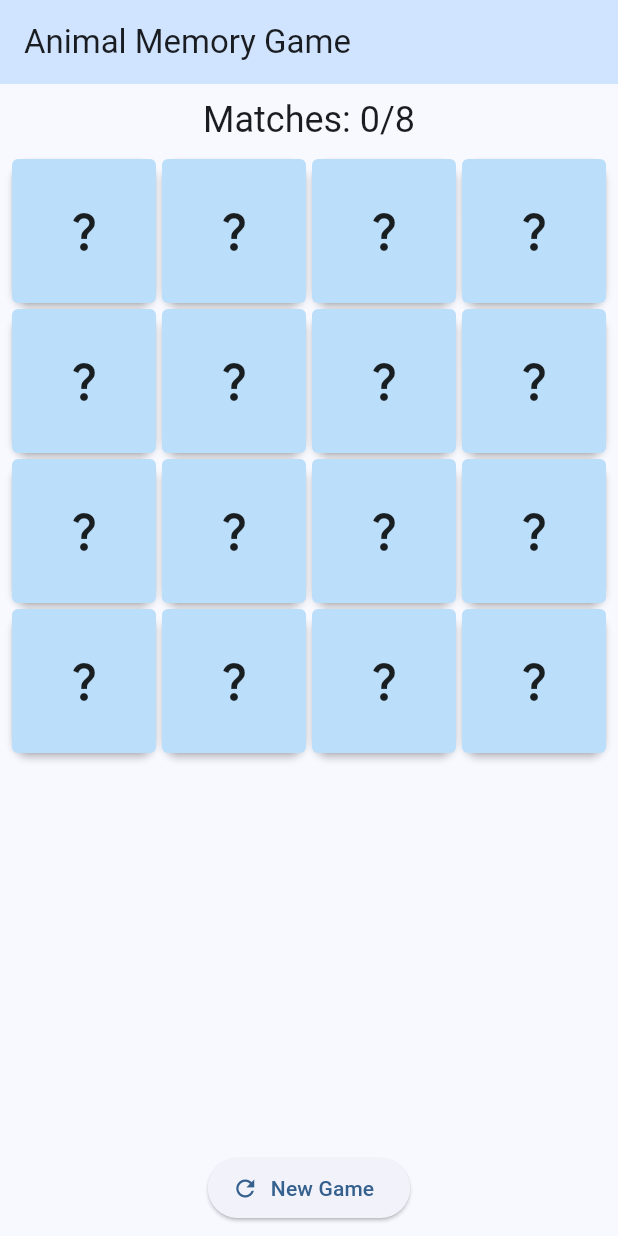
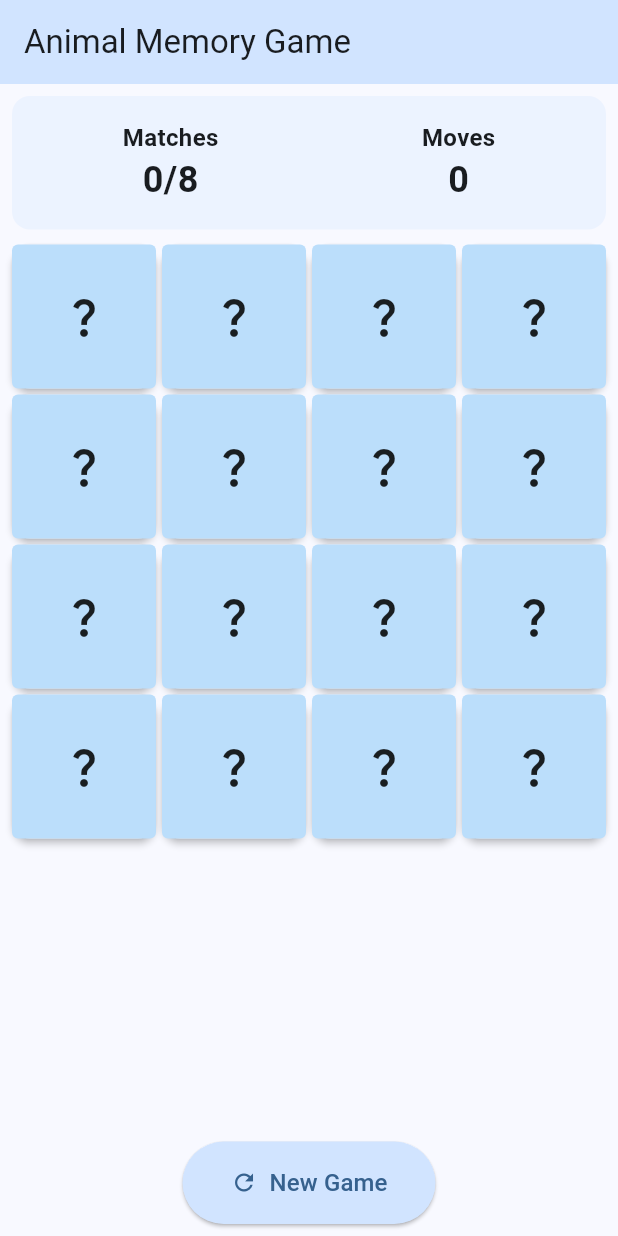
Before and after one commit to Mclovin7291/card-matching-game, a Flutter app: the screen it shows after launch, on a phone screen of 412 x 824 dp. Run offline on Flutter 3.47's test engine with Material 3 defaults, Android fonts, the light colour scheme and no system bars.

Commit message:
added the final touches

```diff
--- a/lib/main.dart
+++ b/lib/main.dart
@@ -1,6 +1,8 @@
+import 'dart:math';
 import 'package:flutter/material.dart';
 import 'package:provider/provider.dart';
 import 'providers/game_provider.dart';
+import 'models/card_model.dart';
 
 void main() {
   runApp(
@@ -43,24 +45,85 @@
             padding: const EdgeInsets.all(8.0),
             child: Column(
               children: [
-                // Game progress
-                Row(
-                  mainAxisAlignment: MainAxisAlignment.spaceAround,
+                // Game stats
+                Container(
+                  width: double.infinity,
+                  padding: const EdgeInsets.all(16),
+                  decoration: BoxDecoration(
+                    color: Theme.of(context).colorScheme.primaryContainer.withOpacity(0.3),
+                    borderRadius: BorderRadius.circular(12),
+                  ),
+                  child: Wrap(
+                    alignment: WrapAlignment.spaceAround,
+                    spacing: 20,
+                    runSpacing: 10,
                     children: [
+                      Column(
+                        mainAxisSize: MainAxisSize.min,
+                        children: [
+                          const Text(
+                            'Matches',
+                            style: TextStyle(
+                              fontSize: 16,
+                              fontWeight: FontWeight.bold,
+                            ),
+                          ),
                           Text(
-                      'Matches: ${gameProvider.matches}/8',
-                      style: Theme.of(context).textTheme.headlineSmall,
+                            '${gameProvider.matches}/8',
+                            style: const TextStyle(
+                              fontSize: 24,
+                              fontWeight: FontWeight.bold,
+                            ),
+                          ),
+                        ],
+                      ),
+                      Column(
+                        mainAxisSize: MainAxisSize.min,
+                        children: [
+                          const Text(
+                            'Moves',
+                            style: TextStyle(
+                              fontSize: 16,
+                              fontWeight: FontWeight.bold,
+                            ),
+                          ),
+                          Text(
+                            '${gameProvider.moves}',
+                            style: const TextStyle(
+                              fontSize: 24,
+                              fontWeight: FontWeight.bold,
+                            ),
+                          ),
+                        ],
+                      ),
+                    ],
+                  ),
                 ),
                 if (gameProvider.isGameComplete)
-                      const Text(
-                        '🎉 You Won! 🎉',
-                        style: TextStyle(
-                          fontSize: 24,
+                  Container(
+                    margin: const EdgeInsets.only(top: 8),
+                    padding: const EdgeInsets.all(16),
+                    decoration: BoxDecoration(
+                      color: Colors.green.shade100,
+                      borderRadius: BorderRadius.circular(12),
+                    ),
+                    child: Row(
+                      mainAxisAlignment: MainAxisAlignment.center,
+                      children: [
+                        Flexible(
+                          child: Text(
+                            '🎉 Congratulations! Game completed in ${gameProvider.moves} moves! 🎉',
+                            style: const TextStyle(
+                              fontSize: 16,
                               fontWeight: FontWeight.bold,
                               color: Colors.green,
                             ),
+                            textAlign: TextAlign.center,
+                            softWrap: true,
+                          ),
                         ),
                       ],
+                    ),
                   ),
                 const SizedBox(height: 10),
                 // Card grid
@@ -75,39 +138,9 @@
                     itemCount: gameProvider.cards.length,
                     itemBuilder: (context, index) {
                       final card = gameProvider.cards[index];
-                      return Card(
-                        elevation: 2,
-                        margin: EdgeInsets.zero,
-                        child: InkWell(
+                      return FlipCard(
+                        card: card,
                         onTap: () => gameProvider.flipCard(index),
-                          child: AnimatedContainer(
-                            duration: const Duration(milliseconds: 300),
-                            decoration: BoxDecoration(
-                              color: card.isMatched
-                                  ? Colors.green.shade100
-                                  : card.isFlipped
-                                      ? Colors.white
-                                      : Colors.blue.shade100,
-                              borderRadius: BorderRadius.circular(4),
-                              border: card.isMatched
-                                  ? Border.all(color: Colors.green, width: 2)
-                                  : null,
-                            ),
-                            child: Center(
-                              child: card.isFlipped || card.isMatched
-                                  ? Text(
-                                      card.animal,
-                                      style: TextStyle(
-                                        fontSize: 32,
-                                        color: card.isMatched
-                                            ? Colors.green
-                                            : Colors.black,
-                                      ),
-                                    )
-                                  : const Icon(Icons.question_mark, size: 32),
-                            ),
-                          ),
-                        ),
                       );
                     },
                   ),
@@ -115,9 +148,16 @@
                 const SizedBox(height: 10),
                 // New game button
                 ElevatedButton.icon(
+                  style: ElevatedButton.styleFrom(
+                    padding: const EdgeInsets.symmetric(horizontal: 32, vertical: 16),
+                    backgroundColor: Theme.of(context).colorScheme.primaryContainer,
+                  ),
                   onPressed: gameProvider.initGame,
                   icon: const Icon(Icons.refresh),
-                  label: const Text('New Game'),
+                  label: const Text(
+                    'New Game',
+                    style: TextStyle(fontSize: 16),
+                  ),
                 ),
               ],
             ),
@@ -127,3 +167,107 @@
     );
   }
 }
+
+class FlipCard extends StatefulWidget {
+  final GameCard card;
+  final VoidCallback onTap;
+
+  const FlipCard({
+    super.key,
+    required this.card,
+    required this.onTap,
+  });
+
+  @override
+  State<FlipCard> createState() => _FlipCardState();
+}
+
+class _FlipCardState extends State<FlipCard> with SingleTickerProviderStateMixin {
+  late AnimationController _controller;
+  late Animation<double> _animation;
+  bool _isFrontVisible = true;
+
+  @override
+  void initState() {
+    super.initState();
+    _controller = AnimationController(
+      duration: const Duration(milliseconds: 300),
+      vsync: this,
+    );
+    _animation = TweenSequence<double>([
+      TweenSequenceItem(
+        tween: Tween(begin: 0.0, end: -pi / 2),
+        weight: 50,
+      ),
+      TweenSequenceItem(
+        tween: Tween(begin: pi / 2, end: 0.0),
+        weight: 50,
+      ),
+    ]).animate(_controller);
+
+    _controller.addStatusListener((status) {
+      if (status == AnimationStatus.completed) {
+        _controller.reset();
+      }
+    });
+  }
+
+  @override
+  void dispose() {
+    _controller.dispose();
+    super.dispose();
+  }
+
+  @override
+  Widget build(BuildContext context) {
+    if (widget.card.isFlipped != _isFrontVisible) {
+      _isFrontVisible = widget.card.isFlipped;
+      _controller.forward();
+    }
+
+    return AnimatedBuilder(
+      animation: _animation,
+      builder: (context, child) {
+        return Transform(
+          transform: Matrix4.identity()
+            ..setEntry(3, 2, 0.001)
+            ..rotateY(_animation.value),
+          alignment: Alignment.center,
+          child: Card(
+            elevation: 2,
+            margin: EdgeInsets.zero,
+            child: InkWell(
+              onTap: widget.onTap,
+              child: Container(
+                decoration: BoxDecoration(
+                  color: widget.card.isMatched
+                      ? Colors.green.shade100
+                      : widget.card.isFlipped
+                          ? Colors.white
+                          : Colors.blue.shade100,
+                  borderRadius: BorderRadius.circular(4),
+                  border: widget.card.isMatched
+                      ? Border.all(color: Colors.green, width: 2)
+                      : null,
+                ),
+                child: Center(
+                  child: widget.card.isFlipped || widget.card.isMatched
+                      ? Text(
+                          widget.card.animal,
+                          style: TextStyle(
+                            fontSize: 32,
+                            color: widget.card.isMatched
+                                ? Colors.green
+                                : Colors.black,
+                          ),
+                        )
+                      : const Icon(Icons.question_mark, size: 32),
+                ),
+              ),
+            ),
+          ),
+        );
+      },
+    );
+  }
+}
--- a/lib/providers/game_provider.dart
+++ b/lib/providers/game_provider.dart
@@ -8,13 +8,12 @@ class GameProvider extends ChangeNotifier {
   GameCard? secondCard;
   bool canFlip = true;
   int matches = 0;
+  int moves = 0;
 
   // List of animal emojis for cards
   final List<String> animals = [
     '🐶', '🐱', '🐭', '🐹',
-    '🐰', '🦊', '🐻', '🐼',
-    '🦁', '🐯', '🐮', '🐷',
-    '🐸', '🐙', '🦋', '🦒',
+    '🐰', '🦊', '🐻', '🐼'
   ];
 
   GameProvider() {
@@ -40,6 +39,7 @@ class GameProvider extends ChangeNotifier {
     secondCard = null;
     canFlip = true;
     matches = 0;
+    moves = 0;
 
     notifyListeners();
   }
@@ -58,6 +58,7 @@ class GameProvider extends ChangeNotifier {
       firstCard = cards[index];
     } else {
       secondCard = cards[index];
+      moves++;  // Increment moves when second card is flipped
       canFlip = false;  // Prevent further flips while checking
       checkMatch();
     }
```
Lines whose indentation alone changed are shown as unchanged.
